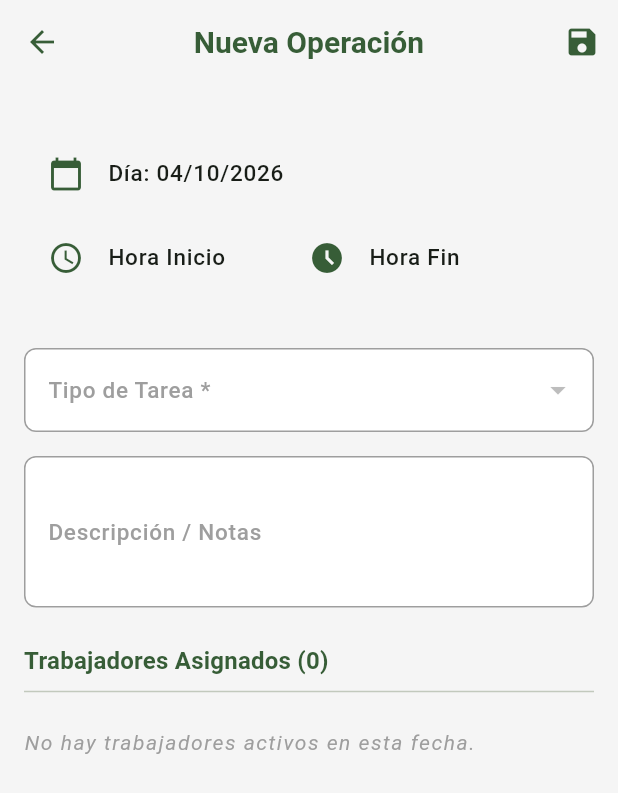
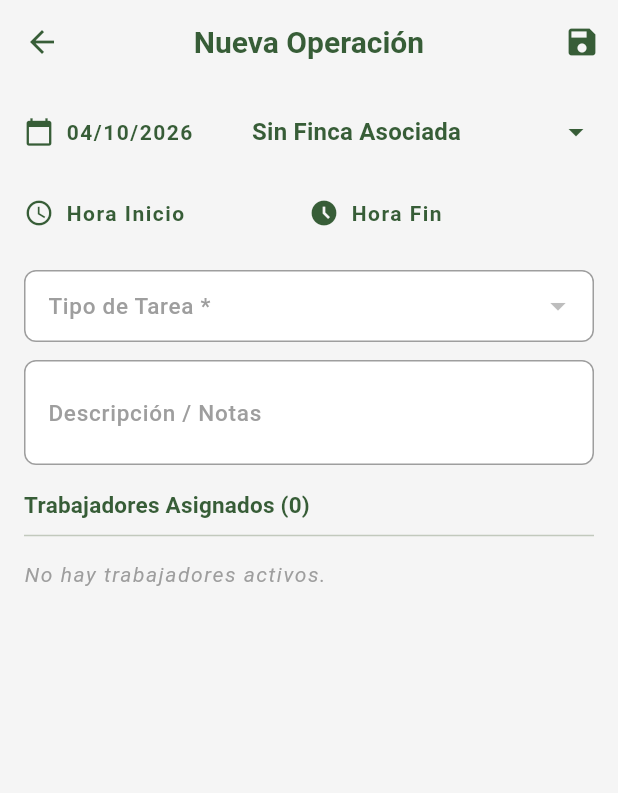
Before and after one commit to DBUES0/Agri_APP, a Flutter app: the PageOperacion screen opened directly with empty values, on a phone screen of 412 x 824 dp. Shown: the top 793 px of the screen. Run offline on Flutter 3.47's test engine with Material 3 defaults, Android fonts, the light colour scheme and no system bars; our stand-ins replace file_picker, google_fonts, image_picker, open_filex, package_info_plus, share_plus and 2 more; accounts and stored records are empty; network calls fail.

Commit message:
Ajustamos dashboard. Agregamos finca a tbloperacion.

```diff
--- a/api/docs/options.json
+++ b/api/docs/options.json
@@ -1,5 +1,5 @@
 {
-  "mensaje": "Holi, de [aquí](https://github.com/DBUES0/Agri_APP/raw/refs/heads/main/apks/app-arm64-v8a-release.apk) te descargas la aplicación \nOperaciones a gogó!",
-  "version_ultima": "1.0.20261004021048",
+  "mensaje": "Holi, de [aquí](https://github.com/DBUES0/Agri_APP/raw/refs/heads/main/apks/app-arm64-v8a-release.apk) te descargas la aplicación \nApp Acabada!!",
+  "version_ultima": "1.0.20261004103230",
   "url_apk": "https://github.com/DBUES0/Agri_APP/raw/refs/heads/main/apks/app-arm64-v8a-release.apk"
 }
--- a/lib/pages/page_operacion.dart
+++ b/lib/pages/page_operacion.dart
@@ -16,6 +16,7 @@ class PageOperacion extends StatefulWidget {
   final Usuario usuario;
   final List<Trabajador> trabajadores;
   final List<Tipooperacion> tiposOperacion;
+  final List<dynamic> fincas; // AÑADIDO: Lista de fincas
   final Map<String, dynamic>? operacion;
   final List<Map<String, dynamic>> operacionesTotales;
 
@@ -24,6 +25,7 @@ class PageOperacion extends StatefulWidget {
     required this.usuario,
     required this.trabajadores,
     required this.tiposOperacion,
+    required this.fincas, // REQUERIDO
     this.operacion,
     required this.operacionesTotales,
   }) : super(key: key);
@@ -34,7 +36,6 @@ class PageOperacion extends StatefulWidget {
 
 class _PageOperacionState extends State<PageOperacion> {
   final _formKey = GlobalKey<FormState>();
-
   final TextEditingController _descripcionController = TextEditingController();
 
   late String _koperacion;
@@ -42,6 +43,7 @@ class _PageOperacionState extends State<PageOperacion> {
   TimeOfDay? _horaDesde;
   TimeOfDay? _horaHasta;
   String? _selectedTipoOperacion;
+  String? _selectedFinca; // AÑADIDO: Variable para Finca
 
   List<String> _trabajadoresSeleccionados = [];
   bool _guardando = false;
@@ -53,6 +55,7 @@ class _PageOperacionState extends State<PageOperacion> {
       final op = widget.operacion!;
       _koperacion = op['koperacion'];
       _selectedTipoOperacion = op['ktipooperacion'];
+      _selectedFinca = op['kfinca']; // Cargamos finca
       _descripcionController.text = op['descripcion_str'] ?? '';
 
       if (op['fechainicio_dtm'] != null) {
@@ -79,7 +82,6 @@ class _PageOperacionState extends State<PageOperacion> {
   }
 
   bool _trabajadorActivoEnFecha(Trabajador t, DateTime fechaOperacion) {
-    // Si no tiene fecha de inicio, asumimos una fecha antigua para que aparezca siempre
     final inicio = t.fechainicioultimocontratoDtm ?? DateTime(2000);
     final fin = t.fechafinultimocontratoDtm;
 
@@ -97,20 +99,16 @@ bool _trabajadorActivoEnFecha(Trabajador t, DateTime fechaOperacion) {
 
   void _verificarSolapamiento(String idTrabajador, String nombre) {
     final fechaLimpia = DateFormat('yyyy-MM-dd').format(_fecha);
-
     for (var op in widget.operacionesTotales) {
       if (op['koperacion'] == _koperacion) continue;
-
       final String opInicio = op['fechainicio_dtm'] ?? '';
       if (opInicio.startsWith(fechaLimpia)) {
         final trabaList = op['trabajadores'] as List<dynamic>? ?? [];
         bool loTiene = trabaList.any((t) => t['ktrabajador'] == idTrabajador);
-
         if (loTiene) {
-          // CORRECCIÓN: Uso de tu función centralizada
           mensajeEmergente(
             context,
-            'Aviso: $nombre ya tiene tareas asignadas el ${DateFormat('dd/MM/yyyy').format(_fecha)}.',
+            'Aviso: $nombre ya tiene tareas el ${DateFormat('dd/MM/yyyy').format(_fecha)}.',
             tipo: 'warning',
             segundos: 3,
           );
@@ -138,6 +136,7 @@ bool _trabajadorActivoEnFecha(Trabajador t, DateTime fechaOperacion) {
       final payload = {
         'koperacion': _koperacion,
         'ktipooperacion': _selectedTipoOperacion,
+        'kfinca': _selectedFinca, // AÑADIDO
         'fechainicio_dtm': dtInicio.toIso8601String(),
         'fechafin_dtm': dtFin.toIso8601String(),
         'descripcion_str': _descripcionController.text.trim(),
@@ -164,7 +163,7 @@ bool _trabajadorActivoEnFecha(Trabajador t, DateTime fechaOperacion) {
 
       if (!mounted) return;
       Navigator.pop(context, true);
-      mensajeEmergente(context, 'Operación guardada correctamente', tipo: 'success');
+      mensajeEmergente(context, 'Operación guardada', tipo: 'success');
     } catch (e) {
       mensajeEmergente(context, 'Error: $e', tipo: 'error');
     } finally {
@@ -209,19 +208,14 @@ bool _trabajadorActivoEnFecha(Trabajador t, DateTime fechaOperacion) {
       body: Form(
         key: _formKey,
         child: ListView(
-          padding: const EdgeInsets.all(16.0),
+          padding: const EdgeInsets.symmetric(horizontal: 16.0, vertical: 8.0),
           children: [
-            Card(
-              elevation: 0,
-              color: Colors.grey.shade100,
-              child: Padding(
-                padding: const EdgeInsets.all(12.0),
-                child: Column(
+            // --- BLOQUE 1: FECHA Y FINCA (Sin marcos, textos simplificados) ---
+            Row(
               children: [
-                    ListTile(
-                      contentPadding: EdgeInsets.zero,
-                      leading: const Icon(Icons.calendar_today, color: AgriPalette.greenMain),
-                      title: Text('Día: ${DateFormat('dd/MM/yyyy').format(_fecha)}'),
+                Expanded(
+                  flex: 4,
+                  child: InkWell(
                     onTap: () async {
                       final dt = await showDatePicker(
                         context: context,
@@ -229,73 +223,135 @@ bool _trabajadorActivoEnFecha(Trabajador t, DateTime fechaOperacion) {
                         firstDate: DateTime(2020),
                         lastDate: DateTime(2100),
                       );
-                        if (dt != null) setState(() => _fecha = dt);
+                      if (dt != null) {
+                        setState(() {
+                          _fecha = dt;
+                          _trabajadoresSeleccionados.removeWhere((id) {
+                            final t = widget.trabajadores.firstWhere((tr) => tr.ktrabajador == id, orElse: () => Trabajador(ktrabajador: '', nombreStr: '', kagricultor: '', eliminadoBit: 0, fechaDtm: DateTime.now()));
+                            return !_trabajadorActivoEnFecha(t, _fecha);
+                          });
+                        });
+                      }
                     },
+                    child: Padding(
+                      padding: const EdgeInsets.symmetric(vertical: 12.0),
+                      child: Row(
+                        children: [
+                          const Icon(Icons.calendar_today, color: AgriPalette.greenMain, size: 20),
+                          const SizedBox(width: 8),
+                          Text(DateFormat('dd/MM/yyyy').format(_fecha), style: const TextStyle(fontWeight: FontWeight.w600)),
+                        ],
                       ),
-                    Row(
-                      children: [
-                        Expanded(
-                          child: ListTile(
-                            contentPadding: EdgeInsets.zero,
-                            leading: const Icon(Icons.access_time, color: AgriPalette.greenMain),
-                            title: Text(_horaDesde != null ? _horaDesde!.format(context) : 'Hora Inicio'),
-                            onTap: () => _seleccionarHora(true),
+                    ),
                   ),
                 ),
                 Expanded(
-                          child: ListTile(
-                            contentPadding: EdgeInsets.zero,
-                            leading: const Icon(Icons.access_time_filled, color: AgriPalette.greenMain),
-                            title: Text(_horaHasta != null ? _horaHasta!.format(context) : 'Hora Fin'),
-                            onTap: () => _seleccionarHora(false),
+                  flex: 6,
+                  child: DropdownButtonHideUnderline( // <-- Oculta la línea inferior del Dropdown
+                    child: DropdownButton<String>( // <-- Usamos DropdownButton en vez de FormField para quitar bordes extra
+                      value: _selectedFinca,
+                      isExpanded: true,
+                      hint: const Text('Sin Finca Asociada', style: TextStyle(color: Colors.black87)), // <-- Texto por defecto
+                      icon: const Icon(Icons.arrow_drop_down, color: AgriPalette.greenMain),
+                      items: [
+                        const DropdownMenuItem(value: null, child: Text('Sin Finca Asociada')),
+                        // CORRECCIÓN: Tratamos 'widget.fincas' como una lista de objetos o de mapas según lo que le pases
+                        ...widget.fincas.map((f) {
+                            // Adaptación para aceptar tanto el Map (como le pasaste antes) o el Objeto directo
+                            String kfinca = f is Map ? f['kfinca'] : f.kfinca;
+                            String nombre = f is Map ? f['nombre_str'] : f.nombreStr;
+                            return DropdownMenuItem(
+                              value: kfinca,
+                              child: Text(nombre, overflow: TextOverflow.ellipsis),
+                            );
+                        }),
+                      ],
+                      onChanged: (v) => setState(() => _selectedFinca = v),
+                    ),
                   ),
                 ),
               ],
             ),
+            const SizedBox(height: 8),
+
+            // --- BLOQUE 2: HORAS (Sin marcos) ---
+            Row(
+              children: [
+                Expanded(
+                  child: InkWell(
+                    onTap: () => _seleccionarHora(true),
+                    child: Padding(
+                      padding: const EdgeInsets.symmetric(vertical: 12.0),
+                      child: Row(
+                        children: [
+                          const Icon(Icons.access_time, color: AgriPalette.greenMain, size: 20),
+                          const SizedBox(width: 8),
+                          Text(_horaDesde != null ? _horaDesde!.format(context) : 'Hora Inicio', style: const TextStyle(fontWeight: FontWeight.w600)),
                         ],
                       ),
                     ),
                   ),
+                ),
+                Expanded(
+                  child: InkWell(
+                    onTap: () => _seleccionarHora(false),
+                    child: Padding(
+                      padding: const EdgeInsets.symmetric(vertical: 12.0),
+                      child: Row(
+                        children: [
+                          const Icon(Icons.access_time_filled, color: AgriPalette.greenMain, size: 20),
+                          const SizedBox(width: 8),
+                          Text(_horaHasta != null ? _horaHasta!.format(context) : 'Hora Fin', style: const TextStyle(fontWeight: FontWeight.w600)),
+                        ],
+                      ),
+                    ),
+                  ),
+                ),
+              ],
+            ),
             const SizedBox(height: 16),
 
+            // --- BLOQUE 3: TIPO Y DESCRIPCIÓN (Mantienen su diseño original) ---
             DropdownButtonFormField<String>(
               value: _selectedTipoOperacion,
-              decoration: const InputDecoration(labelText: 'Tipo de Tarea *', border: OutlineInputBorder()),
+              decoration: const InputDecoration(labelText: 'Tipo de Tarea *', border: OutlineInputBorder(), isDense: true),
               items: widget.tiposOperacion.map((t) => DropdownMenuItem(
                 value: t.ktipooperacion,
                 child: Text(t.tipooperacionStr),
               )).toList(),
               onChanged: (v) => setState(() => _selectedTipoOperacion = v),
-              validator: (v) => v == null ? 'Seleccione un tipo' : null,
+              validator: (v) => v == null ? 'Obligatorio' : null,
             ),
-            const SizedBox(height: 16),
+            const SizedBox(height: 12),
             TextFormField(
               controller: _descripcionController,
-              maxLines: 3,
-              decoration: const InputDecoration(labelText: 'Descripción / Notas', border: OutlineInputBorder()),
+              maxLines: 2,
+              decoration: const InputDecoration(labelText: 'Descripción / Notas', border: OutlineInputBorder(), isDense: true),
             ),
 
-            const SizedBox(height: 24),
+            const SizedBox(height: 16),
 
+            // --- BLOQUE 4: TRABAJADORES ULTRACOMPACTOS ---
             Text(
               'Trabajadores Asignados (${_trabajadoresSeleccionados.length})',
-              style: Theme.of(context).textTheme.titleMedium?.copyWith(fontWeight: FontWeight.bold, color: AgriPalette.greenMain)
+              style: Theme.of(context).textTheme.titleMedium?.copyWith(fontWeight: FontWeight.bold, color: AgriPalette.greenMain, fontSize: 15)
             ),
-            const Divider(),
+            const Divider(height: 16),
 
             if (activos.isEmpty)
               const Padding(
-                padding: EdgeInsets.symmetric(vertical: 16.0),
-                child: Text('No hay trabajadores activos en esta fecha.', style: TextStyle(color: Colors.grey, fontStyle: FontStyle.italic)),
+                padding: EdgeInsets.symmetric(vertical: 8.0),
+                child: Text('No hay trabajadores activos.', style: TextStyle(color: Colors.grey, fontStyle: FontStyle.italic)),
               )
             else
               ...activos.map((t) {
                 final isSelected = _trabajadoresSeleccionados.contains(t.ktrabajador);
                 return CheckboxListTile(
+                  dense: true,
+                  visualDensity: const VisualDensity(horizontal: 0, vertical: -4),
                   contentPadding: EdgeInsets.zero,
                   controlAffinity: ListTileControlAffinity.leading,
-                  title: Text(t.nombreStr, style: const TextStyle(fontWeight: FontWeight.w500)),
-                  subtitle: Text(t.dniStr ?? 'Sin DNI'),
+                  title: Text(t.nombreStr, style: const TextStyle(fontWeight: FontWeight.w500, fontSize: 14)),
                   value: isSelected,
                   activeColor: AgriPalette.greenMain,
                   onChanged: (bool? val) {
--- a/pubspec.yaml
+++ b/pubspec.yaml
@@ -1,7 +1,7 @@
 name: agriapp
 description: Flutter app para login y visualización de datos del agricultor.
 publish_to: 'none'
-version: 1.0.20261004021048+1
+version: 1.0.20261004103230+1
 
 environment:
   sdk: '>=3.2.0 <4.0.0'
```
Also changed, not shown: lib/pages/page_dashboard.dart (+20 -12 lines), 1 other file. Lines whose indentation alone changed are shown as unchanged.
